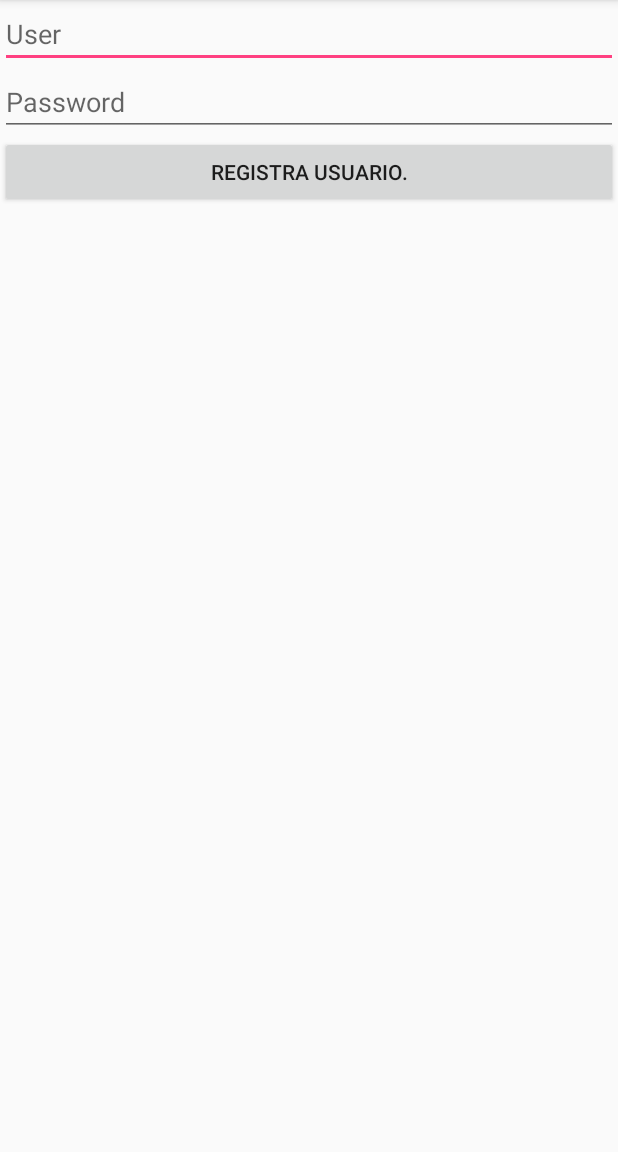
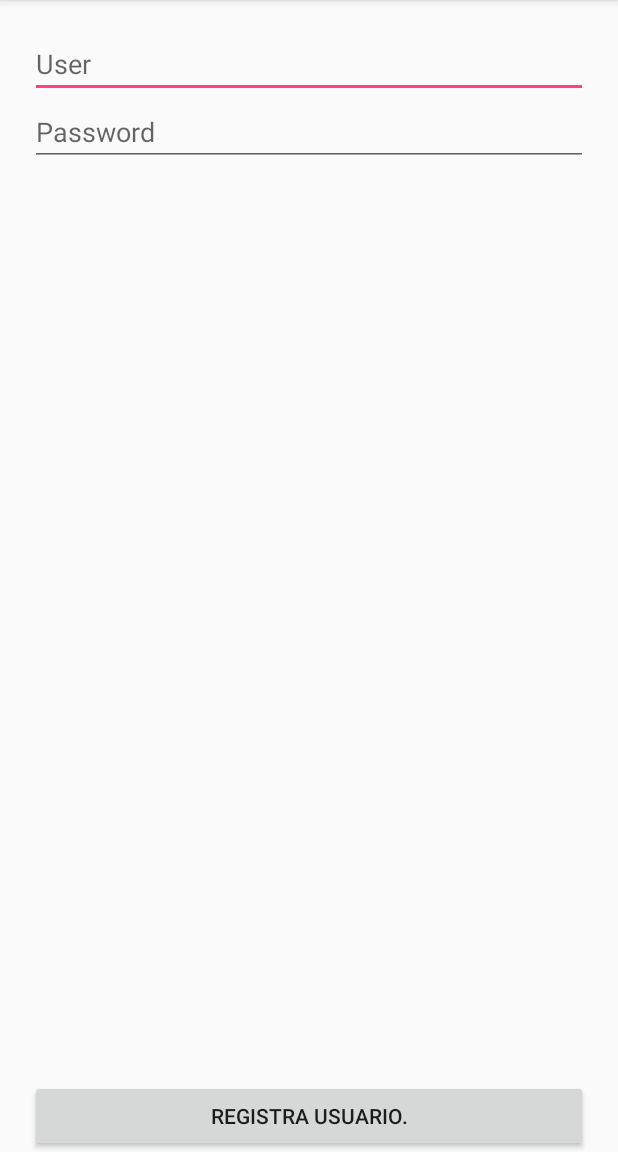
Before and after one commit to alegutim/Ejercicio1, an Android app: the screen it shows after launch (ActivityRegistro), after a tap on "REGISTRO", on a phone screen of 412 x 824 dp, the part 84-1236 px from its top. Run offline under Robolectric (Android 15) with nearby library versions, the phone set to English and light mode, and no system bars.

Commit message:
Commit con ajustes en el diseño e inclusion de la libreria PICASO

```diff
--- a/app/build.gradle
+++ b/app/build.gradle
@@ -25,4 +25,5 @@ dependencies {
     testCompile 'junit:junit:4.12'
     compile 'com.android.support:appcompat-v7:23.4.0'
     compile 'com.android.support:support-v4:23.4.0'
+    compile 'com.squareup.picasso:picasso:2.5.2'
 }
--- a/app/src/main/AndroidManifest.xml
+++ b/app/src/main/AndroidManifest.xml
@@ -1,7 +1,7 @@
 <?xml version="1.0" encoding="utf-8"?>
 <manifest xmlns:android="http://schemas.android.com/apk/res/android"
     package="mx.com.alegutim.ejercicio1">
-
+    <uses-permission android:name="android.permission.INTERNET"></uses-permission>
     <application
         android:allowBackup="true"
         android:icon="@mipmap/ic_launcher"
--- a/app/src/main/res/layout/activity_main.xml
+++ b/app/src/main/res/layout/activity_main.xml
@@ -9,9 +9,6 @@
     android:paddingTop="@dimen/activity_vertical_margin"
     tools:context="mx.com.alegutim.ejercicio1.MainActivity">
 
-<LinearLayout
-    android:layout_width="wrap_content"
-    android:layout_height="match_parent"></LinearLayout>
     <EditText
         android:layout_width="match_parent"
         android:layout_height="wrap_content"
@@ -27,7 +24,7 @@
         android:inputType="textPassword"
         android:maxLength="8"/>
     <CheckBox
-        android:layout_marginTop="20dp"
+        android:layout_margin="20dp"
         android:layout_below="@id/activity_relative_pass"
         android:id="@+id/chkRememberMe"
         android:text="@string/main_recuerdaCredenciales"
--- a/app/src/main/res/layout/activity_registro.xml
+++ b/app/src/main/res/layout/activity_registro.xml
@@ -1,22 +1,37 @@
 <?xml version="1.0" encoding="utf-8"?>
-<LinearLayout xmlns:android="http://schemas.android.com/apk/res/android"
-    android:orientation="vertical"
+<RelativeLayout  xmlns:android="http://schemas.android.com/apk/res/android"
     android:layout_width="match_parent"
     android:layout_height="match_parent">
+
     <EditText
+        android:layout_marginTop="20dp"
+        android:layout_marginLeft="20dp"
+        android:layout_marginRight="20dp"
         android:id="@+id/txtUserRegister"
         android:hint="User"
         android:layout_width="match_parent"
         android:layout_height="wrap_content" />
     <EditText
+        android:layout_marginLeft="20dp"
+        android:layout_marginRight="20dp"
+        android:layout_below="@id/txtUserRegister"
         android:id="@+id/txtPassRegister"
         android:hint="Password"
         android:layout_width="match_parent"
         android:layout_height="wrap_content" />
+    <LinearLayout
+        android:layout_width="match_parent"
+        android:orientation="horizontal"
+        android:layout_height="wrap_content"
+        android:layout_alignParentBottom="true">
     <Button
+        android:layout_marginLeft="20dp"
+        android:layout_marginRight="20dp"
         android:id="@+id/btnRegisterUser"
         android:text="@string/registro_registraUsuario"
         android:layout_width="match_parent"
         android:layout_height="wrap_content" />
+    </LinearLayout>
 
-</LinearLayout>
+
+</RelativeLayout>
--- a/app/src/main/res/layout/elemento_layout.xml
+++ b/app/src/main/res/layout/elemento_layout.xml
@@ -4,9 +4,10 @@
     android:layout_height="match_parent">
 
     <LinearLayout
+        android:orientation="vertical"
         android:layout_weight=".7"
         android:layout_width="match_parent"
-        android:layout_height="match_parent">
+        android:layout_height="wrap_content">
         <ImageView
             android:id="@+id/aleatory_image"
             android:layout_width="70dp"
--- a/app/src/main/res/layout/fragment_lista.xml
+++ b/app/src/main/res/layout/fragment_lista.xml
@@ -9,13 +9,15 @@
         android:layout_height="wrap_content">
 
         <EditText
+            android:layout_marginTop="20dp"
             android:layout_weight="0.3"
             android:id="@+id/mItemText"
             android:hint="Item text"
             android:layout_width="match_parent"
             android:layout_height="wrap_content" />
         <Button
-            android:text="Add"
+            android:layout_marginTop="20dp"
+            android:text="@string/lista_agregar"
             android:layout_weight="0.7"
             android:id="@+id/btnAddItem"
             android:layout_width="match_parent"
--- a/app/src/main/res/layout/fragment_perfil.xml
+++ b/app/src/main/res/layout/fragment_perfil.xml
@@ -9,6 +9,8 @@
         android:layout_height="56dp" />
 
     <TextView
+        android:textSize="25sp"
+        android:textStyle="bold"
         android:hint="usuario"
         android:id="@+id/textUsuario"
         android:gravity="center"
@@ -19,12 +21,14 @@
         android:layout_width="match_parent"
         android:layout_height="wrap_content">
     <TextView
+        android:textStyle="bold"
         android:gravity="right"
         android:layout_weight="1"
         android:text="@string/perfil_ult_conexion"
         android:layout_width="match_parent"
         android:layout_height="wrap_content" />
     <TextView
+        android:textStyle="bold"
         android:layout_weight="1"
         android:hint="fecha"
         android:id="@+id/textUltConexion"
--- a/app/src/main/res/values/strings.xml
+++ b/app/src/main/res/values/strings.xml
@@ -8,7 +8,6 @@
     <string name="delete_inner_text">¿Desea borrar el elemento  %s?</string>
     <string name="text_descripcion">Description:</string>
     <string name="detalle_titulo">Titulo:</string>
-    <string name="detalle_descripcion">Descripcion:</string>
     <string name="fragment_cerrarSesion">Cerrar sesion</string>
     <string name="fragment_mostrarPerfil">Mostrar Perfil</string>
     <string name="fragment_mostrarLista">Mostrar lista</string>
@@ -16,5 +15,6 @@
     <string name="main_registro">Registro</string>
     <string name="main_login">Login</string>
     <string name="registro_registraUsuario">Registra usuario.</string>
-    <string name="perfil_ult_conexion">Ultima conexion:</string>
+    <string name="perfil_ult_conexion">Ultima conexion: </string>
+    <string name="lista_agregar">Agregar</string>
 </resources>
```
Also changed, not shown: app/src/main/java/mx/com/alegutim/ejercicio1/adapters/AdapterItemList.java (+6 -1 lines), app/src/main/java/mx/com/alegutim/ejercicio1/fragment/FragmentLista.java (+9 -12 lines), app/src/main/java/mx/com/alegutim/ejercicio1/fragment/FragmentPerfil.java (+6 -1 lines), app/src/main/res/layout/activity_detalle.xml (+4 -3 lines).
